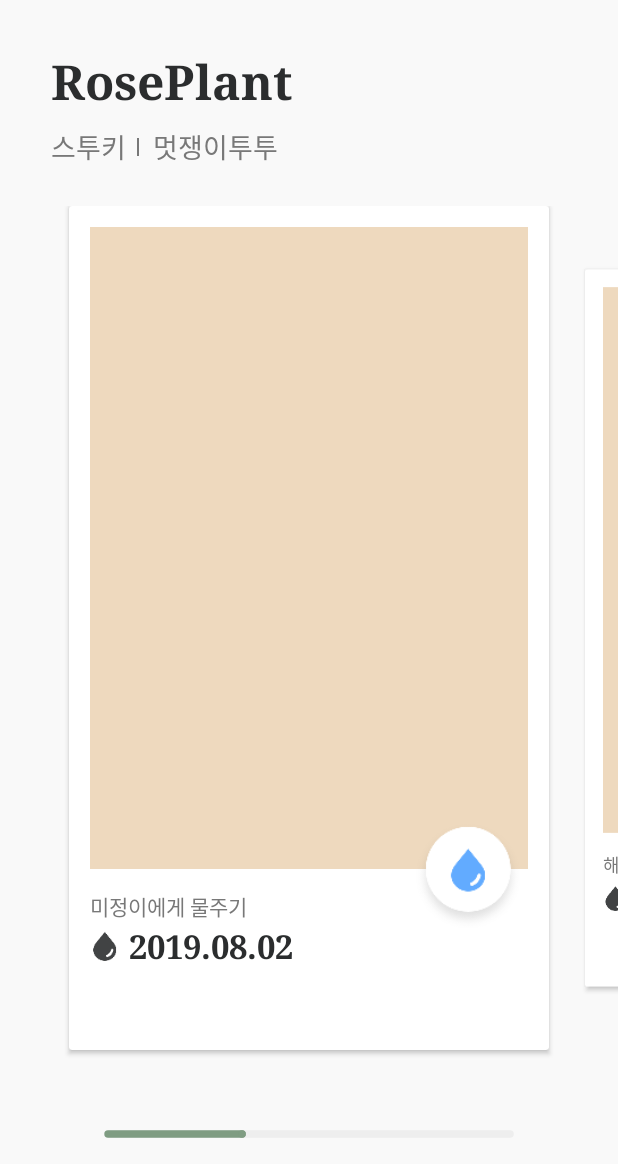
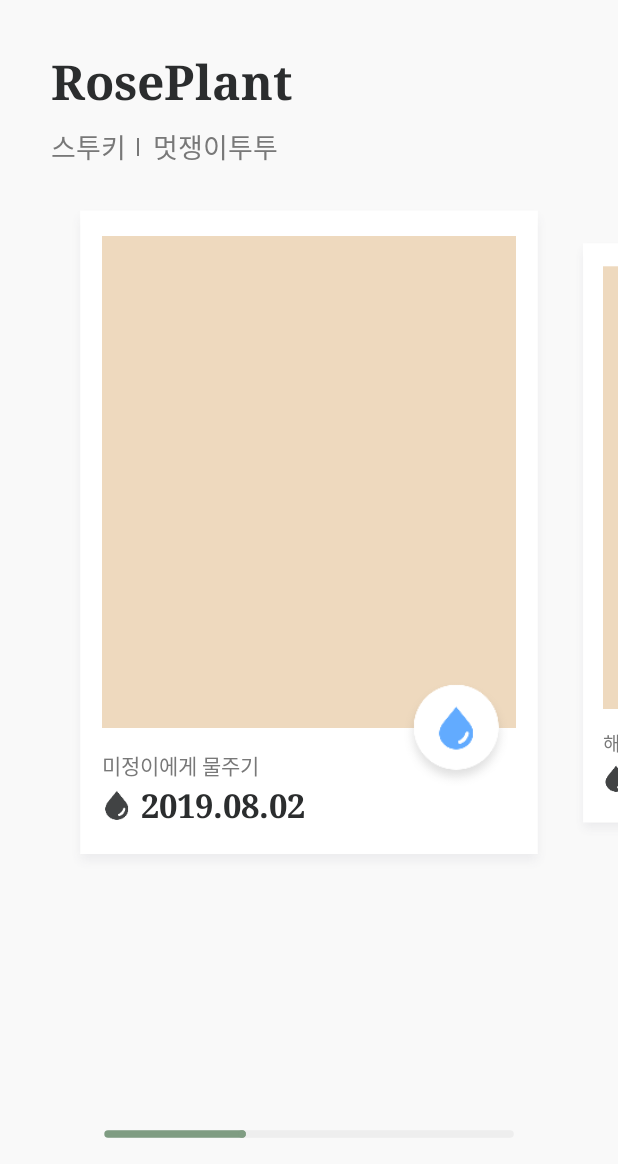
Before and after one commit to Nexters/Groot_Android, an Android app: the screen it shows after launch (MainActivity), on a phone screen of 412 x 824 dp, the part 72-1236 px from its top. Run offline under Robolectric (Android 15) with nearby library versions, the light colour scheme and no system bars; our stand-ins replace Dagger/Hilt's generated code, RxJava, data binding, navigation-ui.

Commit message:
카드뷰 그림자 넣기

```diff
--- a/PliaryProject/app/src/main/java/com/nexters/android/pliary/view/util/CardLayoutManager.kt
+++ b/PliaryProject/app/src/main/java/com/nexters/android/pliary/view/util/CardLayoutManager.kt
@@ -7,7 +7,7 @@
 internal class CardLayoutManager(context: Context?) : LinearLayoutManager(context, HORIZONTAL, false) {
 
     companion object {
-        private const val SHRINK_SCALE_AMOUNT = 0.15F
+        private const val SHRINK_SCALE_AMOUNT = 0.1F
         private const val SHRINK_DISTANCE = 0.9F
     }
 
--- a/PliaryProject/app/src/main/res/layout/fragment_detail.xml
+++ b/PliaryProject/app/src/main/res/layout/fragment_detail.xml
@@ -143,8 +143,8 @@
 
         <androidx.appcompat.widget.AppCompatImageButton
             android:id="@+id/ibtnWater"
-            android:layout_width="79dp"
-            android:layout_height="79dp"
+            android:layout_width="90dp"
+            android:layout_height="90dp"
             android:layout_marginEnd="18dp"
             android:background="@drawable/add_water"
             app:layout_constraintBottom_toBottomOf="@id/glUnder"
--- a/PliaryProject/app/src/main/res/layout/plant_card_item.xml
+++ b/PliaryProject/app/src/main/res/layout/plant_card_item.xml
@@ -9,31 +9,28 @@
             type="com.nexters.android.pliary.data.PlantCard.PlantCardDummy" />
     </data>
 
-    <androidx.cardview.widget.CardView
+    <androidx.constraintlayout.widget.ConstraintLayout
         android:layout_width="match_parent"
-        android:layout_height="match_parent"
-        android:background="@color/b_g"
-        android:elevation="16dp">
+        android:layout_height="wrap_content"
+        android:background="@drawable/pliary_home_card"
+        >
 
         <androidx.constraintlayout.widget.ConstraintLayout
-            android:id="@+id/cardLayout"
-            android:layout_width="match_parent"
-            android:layout_height="match_parent"
-            android:padding="14dp">
-
-            <androidx.constraintlayout.widget.Guideline
-                android:id="@+id/guideLine"
-                android:layout_width="0dp"
-                android:layout_height="match_parent"
-                android:orientation="horizontal"
-                app:layout_constraintGuide_percent="0.80" />
+            android:layout_width="0dp"
+            android:layout_height="0dp"
+            android:padding="10dp"
+            app:layout_constraintDimensionRatio="1:1.4"
+            app:layout_constraintEnd_toEndOf="parent"
+            app:layout_constraintStart_toStartOf="parent"
+            app:layout_constraintTop_toTopOf="parent"
+            >
 
             <androidx.appcompat.widget.AppCompatImageView
                 android:id="@+id/ivPlant"
                 android:layout_width="0dp"
                 android:layout_height="0dp"
                 android:background="#eed9be"
-                app:layout_constraintBottom_toTopOf="@id/guideLine"
+                app:layout_constraintDimensionRatio="4:4.75"
                 app:layout_constraintEnd_toEndOf="parent"
                 app:layout_constraintStart_toStartOf="parent"
                 app:layout_constraintTop_toTopOf="parent">
@@ -47,7 +44,7 @@
                 android:layout_height="wrap_content"
                 android:layout_marginTop="14dp"
                 android:text="@{@string/home_wateringFormat(item.plantNickname)}"
-                app:layout_constraintTop_toBottomOf="@id/guideLine"
+                app:layout_constraintTop_toBottomOf="@id/ivPlant"
                 app:layout_constraintStart_toStartOf="parent"
                 tools:text="멋쟁이투투에게 물주기" />
 
@@ -84,6 +81,5 @@
                 app:layout_constraintEnd_toEndOf="parent" />
 
         </androidx.constraintlayout.widget.ConstraintLayout>
-
-    </androidx.cardview.widget.CardView>
+    </androidx.constraintlayout.widget.ConstraintLayout>
 </layout>
```
Also changed, not shown: PliaryProject/app/src/main/res/layout/diary_item.xml (+4 -3 lines), PliaryProject/app/src/main/res/layout/empty_card_item.xml (+4 -5 lines), PliaryProject/app/src/main/res/drawable-xxxhdpi/pliary_home_card.9.png (added).
